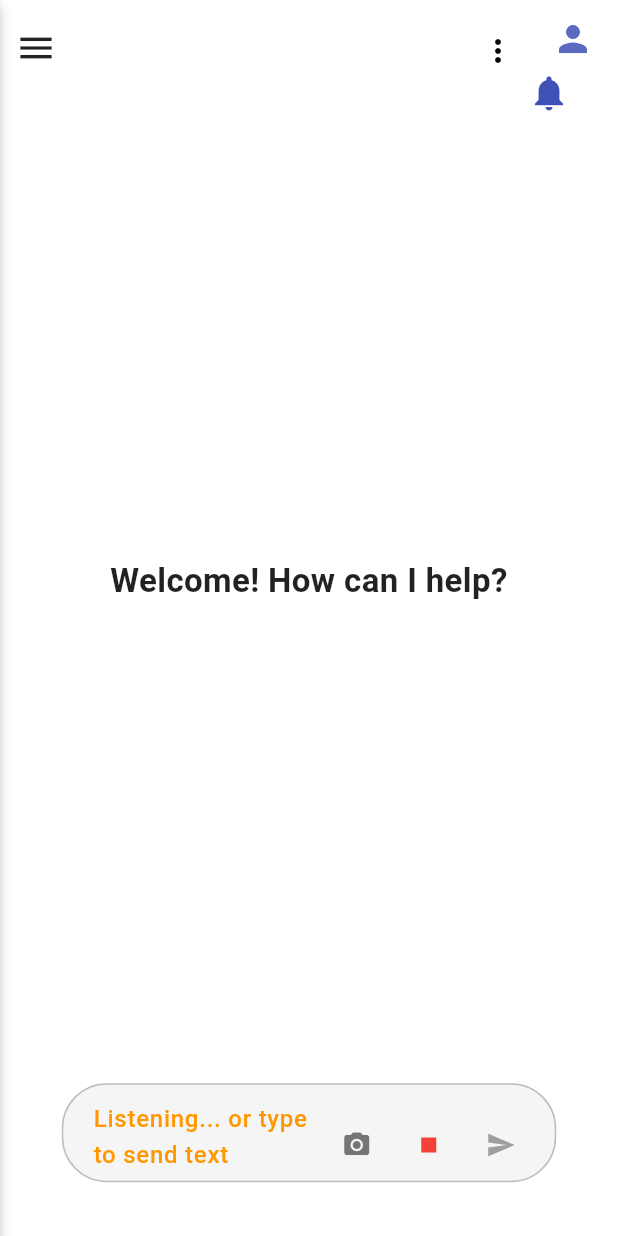
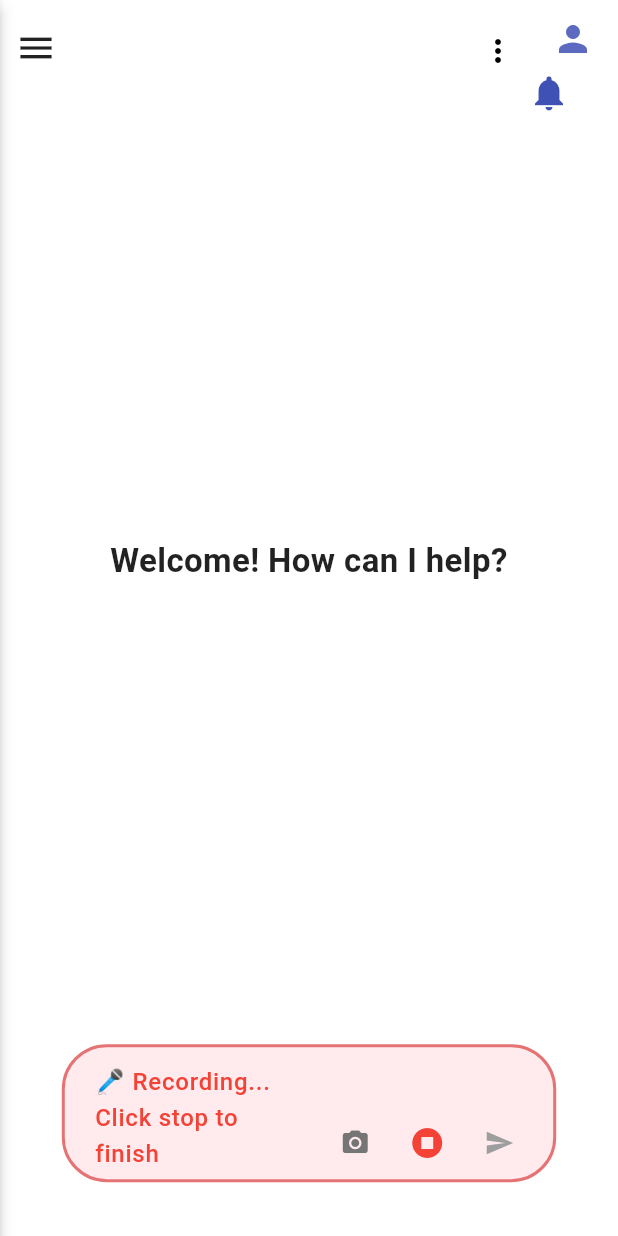
Before and after one commit to Maarij07/counseller_new, a Flutter app: the HomeScreen screen opened by its route, after a tap on the "mic" icon, on a phone screen of 412 x 824 dp. Run offline on Flutter 3.47's test engine with Material 3 defaults, Android fonts, the phone set to English and light mode, and no system bars; our stand-ins replace camera, cloud_firestore, firebase_auth, firebase_core, flutter_bloc, flutter_dotenv and 9 more; missing offline and left inert: dart:html, dart:js, dart:ui_web, flutter_sound, record; accounts and stored records are empty; Roboto replaces fonts that are missing (Figtree); statements that could not run were skipped.

Commit message:
🎤 Improve microphone recording UI with stop icon and visual feedback
✨ Features:
- Microphone icon changes to stop icon (Icons.stop_circle) when recording
- Visual feedback in input field with red border and background during recording
- Updated hint text shows '🎤 Recording... Click stop to finish'
- Improved tooltip messages for better user guidance
- Larger icon size (24px) for better visibility

🔧 Technical improvements:
- Fixed web platform compatibility issues with Platform.isAndroid
- Updated Firebase initialization to use DefaultFirebaseOptions
- Fixed conditional imports for dart:html
- Improved error handling and fallback systems

🌐 Web platform fixes:
- Resolved platform detection errors on web
- Fixed HtmlElementView imports
- Improved cross-platform compatibility

The recording flow now provides clear visual feedback so users know when they're recording and can easily stop by clicking the stop icon.

```diff
--- a/lib/home/screens/home_screen.dart
+++ b/lib/home/screens/home_screen.dart
@@ -25,8 +25,16 @@ import 'package:phychological_counselor/home/screens/browser_speech_service_stub
     if (dart.library.html) 'package:phychological_counselor/home/screens/browser_speech_service.dart'
     if (dart.library.io) 'package:phychological_counselor/home/screens/browser_speech_service_mobile.dart';
 import 'package:flutter/foundation.dart';
+import 'package:flutter/services.dart';
 import 'package:phychological_counselor/frontend/home_screenDesign2.dart';
 import 'package:phychological_counselor/frontend/chat_side_panel.dart';
+
+// Web-specific imports
+import 'dart:ui' as ui;
+import 'dart:html' as html if (dart.library.html) 'dart:html';
+
+// Import HtmlElementView only on web
+import 'package:flutter/widgets.dart';
 
 import '../../ai_chat/provider/chat_provider.dart';
 import '../../ai_chat/widgets/build_message.dart';
@@ -675,9 +683,12 @@ class _HomeScreenState extends State<HomeScreen> {
           child: Container(
             padding: const EdgeInsets.symmetric(horizontal: 12),
             decoration: BoxDecoration(
-              color: Colors.grey[100],
+              color: _isRecording ? Colors.red.shade50 : Colors.grey[100],
               borderRadius: BorderRadius.circular(30),
-              border: Border.all(color: Colors.grey.shade400),
+              border: Border.all(
+                color: _isRecording ? Colors.red.shade300 : Colors.grey.shade400,
+                width: _isRecording ? 2 : 1,
+              ),
             ),
             child: Row(
               crossAxisAlignment: CrossAxisAlignment.end,
@@ -695,11 +706,12 @@ class _HomeScreenState extends State<HomeScreen> {
                     },
                     decoration: InputDecoration(
                       hintText: _isRecording
-                        ? "Listening... or type to send text"
+                        ? "🎤 Recording... Click stop to finish"
                         : "Type your message...",
                       hintStyle: TextStyle(
                         fontSize: 16,
-                        color: _isRecording ? Colors.orange : Colors.grey,
+                        color: _isRecording ? Colors.red : Colors.grey,
+                        fontWeight: _isRecording ? FontWeight.w500 : FontWeight.normal,
                       ),
                       border: InputBorder.none,
                       isDense: true,
@@ -723,8 +735,8 @@ class _HomeScreenState extends State<HomeScreen> {
                 // Smart microphone button
                 IconButton(
                   icon: Icon(
-                    _isRecording ? Icons.stop : Icons.mic,
-                    size: 20,
+                    _isRecording ? Icons.stop_circle : Icons.mic,
+                    size: 24,
                     color: _isRecording
                       ? Colors.red
                       : _showAvatar
@@ -734,7 +746,9 @@ class _HomeScreenState extends State<HomeScreen> {
                   onPressed: _showAvatar
                     ? _toggleRecording
                     : _toggleRecording,
-                  tooltip: _showAvatar
+                  tooltip: _isRecording
+                    ? "Tap to stop recording"
+                    : _showAvatar
                       ? (_isAvatarSpeaking
                           ? "Tap to interrupt and speak"
                           : _canUseVoiceWithAvatar
--- a/lib/main.dart
+++ b/lib/main.dart
@@ -37,19 +37,22 @@
 // }
 // lib/main.dart
 
-import 'dart:io';
+import 'dart:io' if (dart.library.html) 'dart:html' as html;
 
 import 'package:firebase_core/firebase_core.dart';
 import 'package:flutter/material.dart';
 import 'package:provider/provider.dart';
 import 'package:flutter_dotenv/flutter_dotenv.dart';
 import 'package:cloud_firestore/cloud_firestore.dart';
+import 'package:flutter/foundation.dart';
 
 import 'main/app.dart';
 import 'main/global.dart';
 import 'frontend/firebase_initializer.dart';
 import 'ai_chat/provider/chat_provider.dart';
 import 'utils/platform_utils.dart';
+import 'firebase_options.dart';
+
 Future<void> main() async {
   WidgetsFlutterBinding.ensureInitialized();
 
@@ -57,16 +60,12 @@ Future<void> main() async {
   await dotenv.load(fileName: ".env");
 
   // פעל אתחול Firebase (יחד עם בדיקת ה-duplicate שהוספנו)
-  // Updating this
-    if(Platform.isAndroid)
-    {
-      await FirebaseInitializer.initialize();
-    }
-    else{
-    if (Firebase.apps.isEmpty) {
-        await Firebase.initializeApp();
-      }
-    }
+  // Web-safe platform check
+  if (Firebase.apps.isEmpty) {
+    await Firebase.initializeApp(
+      options: DefaultFirebaseOptions.currentPlatform,
+    );
+  }
   // אתחול משתני Global (אם יש)
   await Global.init();
 
```
Also changed, not shown: pubspec.lock, 1 other file. Lines whose indentation alone changed are shown as unchanged.
